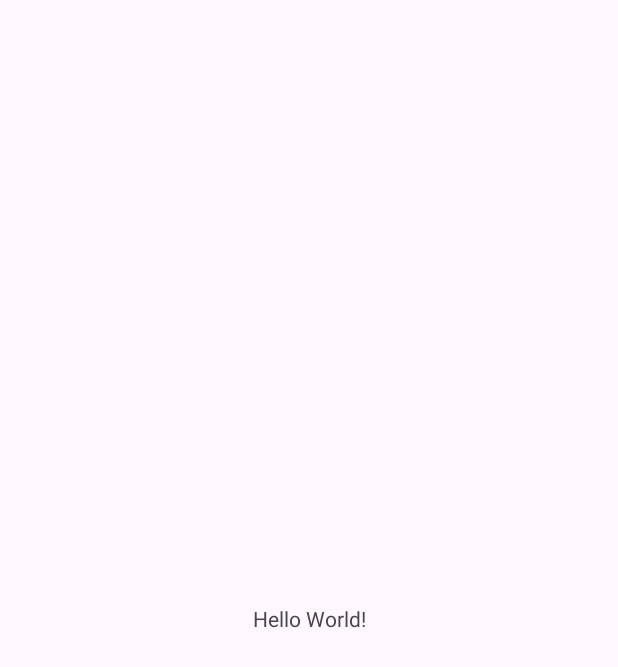
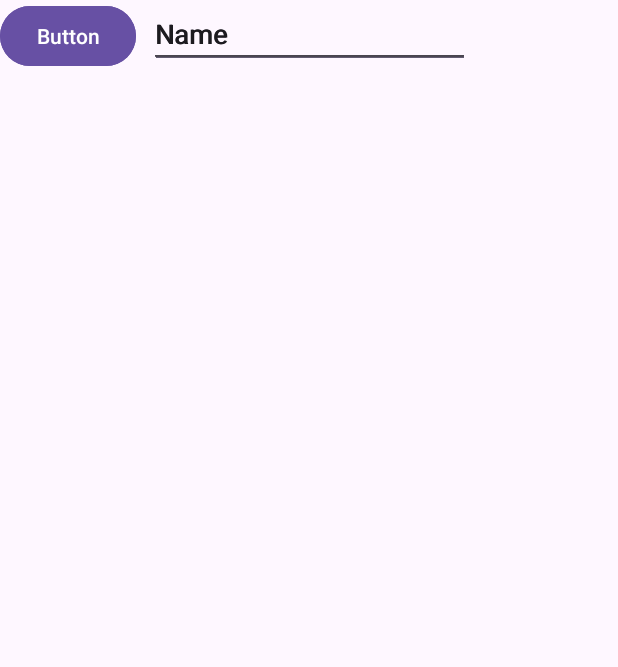
Before and after one commit to cadusantosofc/aulas, an Android app: the screen it shows after launch (MainActivity), on a phone screen of 412 x 824 dp. Before the commit the part shown is almost empty. Shown: the top 667 px of the screen. Run offline under Robolectric (Android 15) with nearby library versions, the phone set to English and light mode, and no system bars.

Commit message:
14/11/2025

```diff
--- /dev/null
+++ b/Leandro/Android POO/app/src/main/java/com/example/androidpoo/Alunos.java
@@ -0,0 +1,33 @@
+package com.example.androidpoo;
+
+public class Alunos {
+
+    private int id;
+    private String nome;
+    private String documento;
+    private String curso;
+
+    public Alunos(int id, String name, String doc, String course){
+        this.id = id;
+        this.nome = name;
+        this.documento = doc;
+        this.curso = course;
+    }
+
+    public int getId(){
+        return id;
+    }
+
+    public String getNome(){
+        return nome;
+    }
+
+    public String getDocumento(){
+        return documento;
+    }
+
+    public String getCurso(){
+        return curso;
+    }
+
+}
--- a/Leandro/Android POO/app/src/main/res/layout/activity_main.xml
+++ b/Leandro/Android POO/app/src/main/res/layout/activity_main.xml
@@ -7,13 +7,65 @@
     android:layout_height="match_parent"
     tools:context=".MainActivity">
 
-    <TextView
+    <EditText
+        android:id="@+id/etx_curso"
         android:layout_width="wrap_content"
         android:layout_height="wrap_content"
-        android:text="Hello World!"
-        app:layout_constraintBottom_toBottomOf="parent"
+        android:ems="10"
+        android:inputType="text"
+        android:text="Name"
+        app:layout_constraintEnd_toEndOf="parent"
+        app:layout_constraintHorizontal_bias="0.502"
+        app:layout_constraintStart_toStartOf="parent"
+        tools:layout_editor_absoluteY="230dp" />
+
+    <EditText
+        android:id="@+id/etx_nome"
+        android:layout_width="wrap_content"
+        android:layout_height="wrap_content"
+        android:ems="10"
+        android:inputType="text"
+        android:text="Name"
         app:layout_constraintEnd_toEndOf="parent"
         app:layout_constraintStart_toStartOf="parent"
-        app:layout_constraintTop_toTopOf="parent" />
+        tools:layout_editor_absoluteY="110dp" />
+
+    <EditText
+        android:id="@+id/etx_documento"
+        android:layout_width="wrap_content"
+        android:layout_height="wrap_content"
+        android:ems="10"
+        android:inputType="text"
+        android:text="Name"
+        app:layout_constraintEnd_toEndOf="parent"
+        app:layout_constraintStart_toStartOf="parent"
+        tools:layout_editor_absoluteY="168dp" />
+
+    <EditText
+        android:id="@+id/etx_id"
+        android:layout_width="wrap_content"
+        android:layout_height="wrap_content"
+        android:ems="10"
+        android:inputType="number"
+        app:layout_constraintEnd_toEndOf="parent"
+        app:layout_constraintHorizontal_bias="0.502"
+        app:layout_constraintStart_toStartOf="parent"
+        tools:layout_editor_absoluteY="49dp" />
+
+    <Button
+        android:id="@+id/btn_cadastrar"
+        android:layout_width="wrap_content"
+        android:layout_height="wrap_content"
+        android:text="Button"
+        tools:layout_editor_absoluteX="160dp"
+        tools:layout_editor_absoluteY="288dp" />
+
+    <Button
+        android:id="@+id/btn_visualizar"
+        android:layout_width="wrap_content"
+        android:layout_height="wrap_content"
+        android:text="Button"
+        tools:layout_editor_absoluteX="160dp"
+        tools:layout_editor_absoluteY="347dp" />
 
 </androidx.constraintlayout.widget.ConstraintLayout>
```
